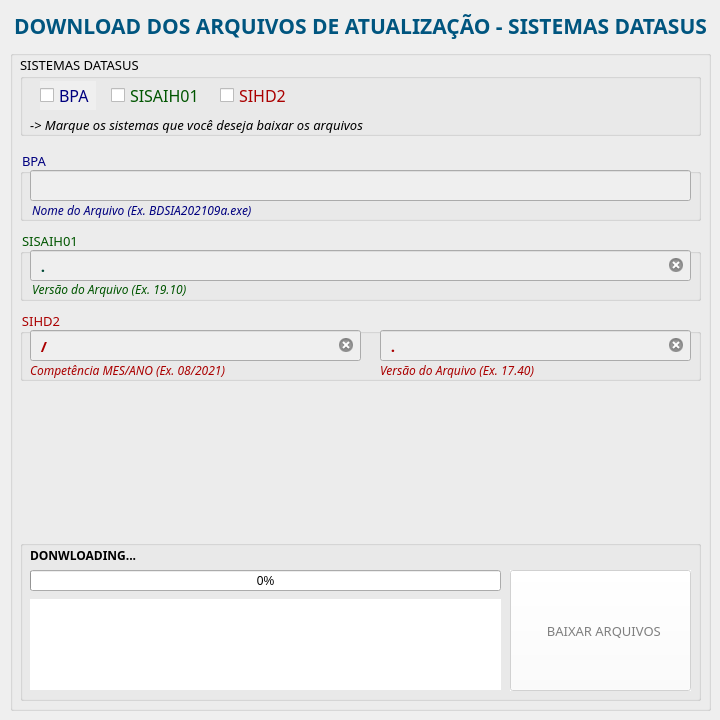
Old version of the form ui/interface.ui in the repository willamylp/files-ftp-datasus.
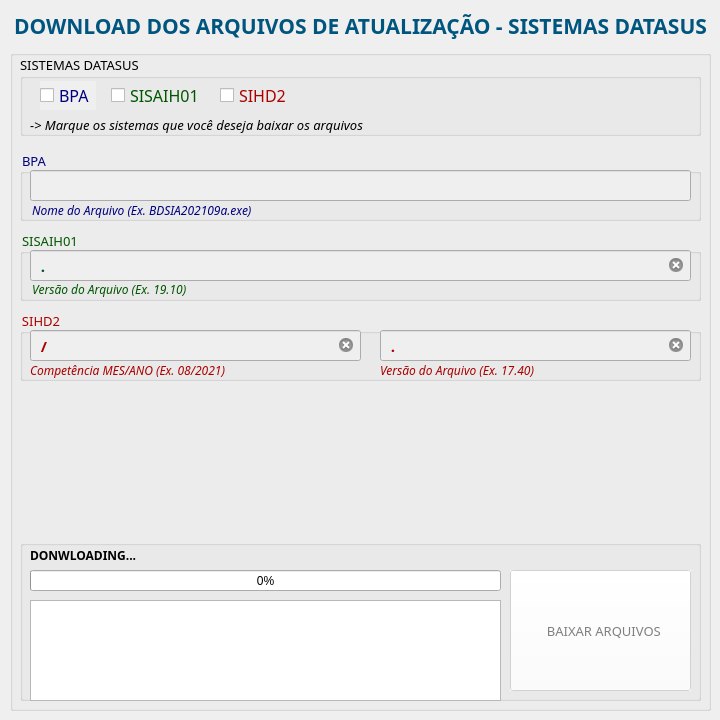
New version of the form. Icons and pictures are not drawn.

Commit message: Ajustes algumas partes da Interface

```diff
--- a/ui/interface.ui
+++ b/ui/interface.ui
@@ -1094,18 +1094,136 @@
       <enum>Qt::AutoText</enum>
      </property>
     </widget>
-    <widget class="QLabel" name="label_STATUS">
+    <widget class="QPlainTextEdit" name="text_STATUS">
      <property name="enabled">
       <bool>false</bool>
      </property>
      <property name="geometry">
       <rect>
        <x>10</x>
-       <y>59</y>
+       <y>60</y>
        <width>471</width>
-       <height>91</height>
+       <height>101</height>
       </rect>
      </property>
+     <property name="palette">
+      <palette>
+       <active>
+        <colorrole role="WindowText">
+         <brush brushstyle="SolidPattern">
+          <color alpha="255">
+           <red>0</red>
+           <green>85</green>
+           <blue>0</blue>
+          </color>
+         </brush>
+        </colorrole>
+        <colorrole role="Text">
+         <brush brushstyle="SolidPattern">
+          <color alpha="255">
+           <red>0</red>
+           <green>85</green>
+           <blue>0</blue>
+          </color>
+         </brush>
+        </colorrole>
+        <colorrole role="ButtonText">
+         <brush brushstyle="SolidPattern">
+          <color alpha="255">
+           <red>0</red>
+           <green>85</green>
+           <blue>0</blue>
+          </color>
+         </brush>
+        </colorrole>
+        <colorrole role="Base">
+         <brush brushstyle="SolidPattern">
+          <color alpha="255">
+           <red>255</red>
+           <green>255</green>
+           <blue>255</blue>
+          </color>
+         </brush>
+        </colorrole>
+       </active>
+       <inactive>
+        <colorrole role="WindowText">
+         <brush brushstyle="SolidPattern">
+          <color alpha="255">
+           <red>0</red>
+           <green>85</green>
+           <blue>0</blue>
+          </color>
+         </brush>
+        </colorrole>
+        <colorrole role="Text">
+         <brush brushstyle="SolidPattern">
+          <color alpha="255">
+           <red>0</red>
+           <green>85</green>
+           <blue>0</blue>
+          </color>
+         </brush>
+        </colorrole>
+        <colorrole role="ButtonText">
+         <brush brushstyle="SolidPattern">
+          <color alpha="255">
+           <red>0</red>
+           <green>85</green>
+           <blue>0</blue>
+          </color>
+         </brush>
+        </colorrole>
+        <colorrole role="Base">
+         <brush brushstyle="SolidPattern">
+          <color alpha="255">
+           <red>255</red>
+           <green>255</green>
+           <blue>255</blue>
+          </color>
+         </brush>
+        </colorrole>
+       </inactive>
+       <disabled>
+        <colorrole role="WindowText">
+         <brush brushstyle="SolidPattern">
+          <color alpha="255">
+           <red>0</red>
+           <green>85</green>
+           <blue>0</blue>
+          </color>
+         </brush>
+        </colorrole>
+        <colorrole role="Text">
+         <brush brushstyle="SolidPattern">
+          <color alpha="255">
+           <red>0</red>
+           <green>85</green>
+           <blue>0</blue>
+          </color>
+         </brush>
+        </colorrole>
+        <colorrole role="ButtonText">
+         <brush brushstyle="SolidPattern">
+          <color alpha="255">
+           <red>0</red>
+           <green>85</green>
+           <blue>0</blue>
+          </color>
+         </brush>
+        </colorrole>
+        <colorrole role="Base">
+         <brush brushstyle="SolidPattern">
+          <color alpha="255">
+           <red>255</red>
+           <green>255</green>
+           <blue>255</blue>
+          </color>
+         </brush>
+        </colorrole>
+       </disabled>
+      </palette>
+     </property>
      <property name="font">
       <font>
        <family>Trebuchet MS</family>
@@ -1118,17 +1236,14 @@
       <cursorShape>ArrowCursor</cursorShape>
      </property>
      <property name="styleSheet">
-      <string notr="true">background-color: rgb(255, 255, 255); color: rgb(0, 85, 127);</string>
+      <string notr="true">color: rgb(0, 85, 0);</string>
      </property>
-     <property name="lineWidth">
-      <number>1</number>
+     <property name="frameShadow">
+      <enum>QFrame::Plain</enum>
      </property>
-     <property name="text">
+     <property name="plainText">
       <string/>
      </property>
-     <property name="alignment">
-      <set>Qt::AlignLeading|Qt::AlignLeft|Qt::AlignTop</set>
-     </property>
     </widget>
    </widget>
   </widget>
```
Left out of the diff: 6 changed lines with no effect on the pictures. The commit also changes 2 other files.
